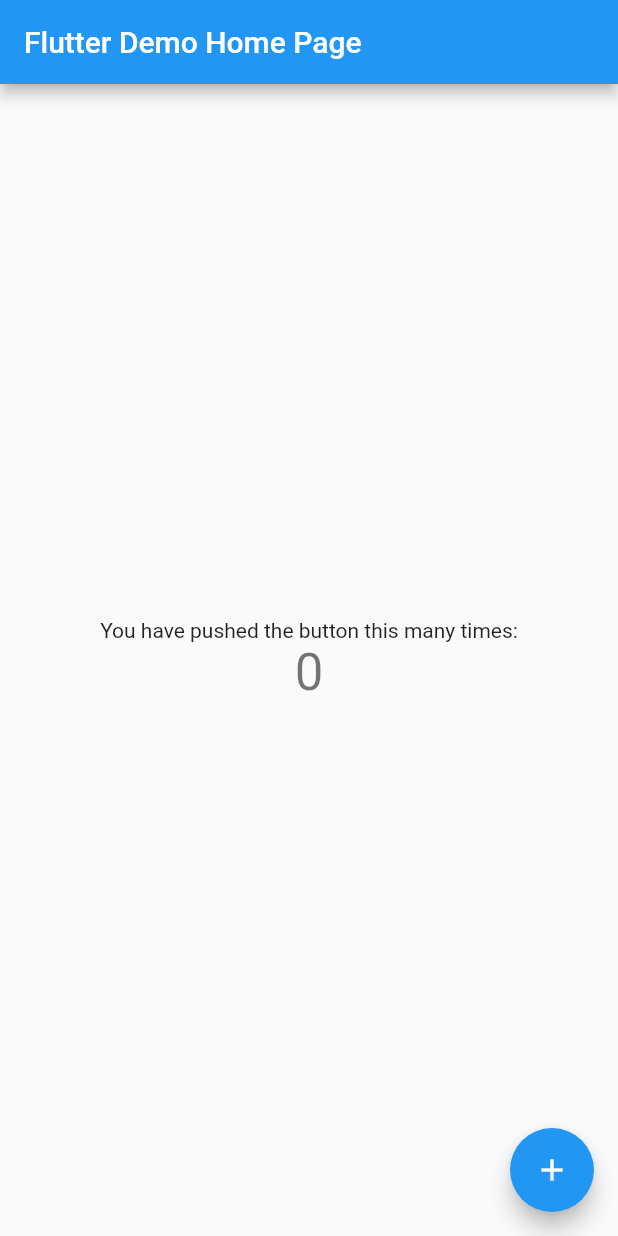
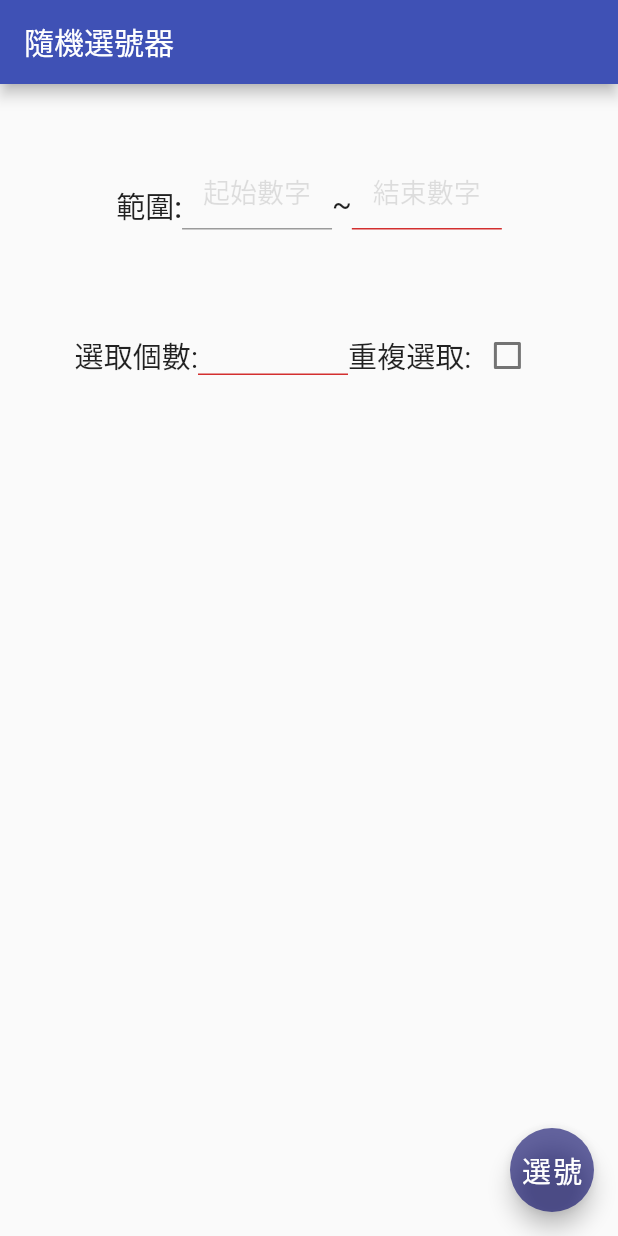
Before and after one commit to a931eric/rand2, a Flutter app: the screen it shows after launch, on a phone screen of 412 x 824 dp. Run offline on Flutter 3.47's test engine with Material 2 defaults, Android fonts, the phone set to English and light mode, and no system bars; missing offline and left inert: firebase_admob; accounts and stored records are empty.

Commit message:
paste code

```diff
--- /dev/null
+++ b/lib/ad_manager.dart
@@ -0,0 +1,28 @@
+
+import 'dart:io';
+
+class AdManager {
+
+  static String get appId {
+    if (Platform.isAndroid) {
+      //return "ca-app-pub-2705845233990833~8915655196";
+      return "ca-app-pub-3940256099942544~4354546703";//test
+    } else if (Platform.isIOS) {
+      return "ca-app-pub-3940256099942544~2594085930";
+    } else {
+      throw new UnsupportedError("Unsupported platform");
+    }
+  }
+
+  static String get bannerAdUnitId {
+    if (Platform.isAndroid) {
+      //return "ca-app-pub-2705845233990833/5347751752";
+      return "ca-app-pub-3940256099942544/6300978111";//test
+    } else if (Platform.isIOS) {
+      return "ca-app-pub-3940256099942544/4339318960";
+    } else {
+      throw new UnsupportedError("Unsupported platform");
+    }
+  }
+
+}
--- a/lib/main.dart
+++ b/lib/main.dart
@@ -1,117 +1,263 @@
+import 'dart:developer';
+import 'dart:math';
+
 import 'package:flutter/material.dart';
+import 'package:flutter/rendering.dart';
+import 'package:flutter/services.dart';
+import 'ad_manager.dart';
+import 'package:firebase_admob/firebase_admob.dart';
 
 void main() {
   runApp(MyApp());
 }
+
 
 class MyApp extends StatelessWidget {
   // This widget is the root of your application.
   @override
   Widget build(BuildContext context) {
     return MaterialApp(
-      title: 'Flutter Demo',
+      title: '隨機選號器',
       theme: ThemeData(
-        // This is the theme of your application.
-        //
-        // Try running your application with "flutter run". You'll see the
-        // application has a blue toolbar. Then, without quitting the app, try
-        // changing the primarySwatch below to Colors.green and then invoke
-        // "hot reload" (press "r" in the console where you ran "flutter run",
-        // or simply save your changes to "hot reload" in a Flutter IDE).
-        // Notice that the counter didn't reset back to zero; the application
-        // is not restarted.
-        primarySwatch: Colors.blue,
-        // This makes the visual density adapt to the platform that you run
-        // the app on. For desktop platforms, the controls will be smaller and
-        // closer together (more dense) than on mobile platforms.
+        primarySwatch: Colors.indigo,
         visualDensity: VisualDensity.adaptivePlatformDensity,
+        textTheme: Theme
+            .of(context)
+            .textTheme
+            .apply(
+          fontSizeFactor: 1.1,
+          fontSizeDelta: 4.0,
         ),
-      home: MyHomePage(title: 'Flutter Demo Home Page'),
+        inputDecorationTheme: InputDecorationTheme(
+          hintStyle: TextStyle(
+            color: Colors.black12,
+          )
+        )
+
+
+      ),
+      home: MyHomePage(title: '隨機選號器'),
     );
   }
 }
 
 class MyHomePage extends StatefulWidget {
   MyHomePage({Key key, this.title}) : super(key: key);
-
-  // This widget is the home page of your application. It is stateful, meaning
-  // that it has a State object (defined below) that contains fields that affect
-  // how it looks.
-
-  // This class is the configuration for the state. It holds the values (in this
-  // case the title) provided by the parent (in this case the App widget) and
-  // used by the build method of the State. Fields in a Widget subclass are
-  // always marked "final".
-
   final String title;
 
   @override
   _MyHomePageState createState() => _MyHomePageState();
 }
 
+
+
 class _MyHomePageState extends State<MyHomePage> {
-  int _counter = 0;
+  Future<void> _initAdMob() {
+    // TODO: Initialize AdMob SDK
+    return FirebaseAdMob.instance.initialize(appId: AdManager.appId);
+  }
+  BannerAd _bannerAd;
+  void _loadBannerAd() {
+    _bannerAd
+      ..load()
+      ..show(anchorType: AnchorType.top);
+  }
+  void initState() {
+    super.initState();
+    _bannerAd = BannerAd(
+      adUnitId: AdManager.bannerAdUnitId,
+      size: AdSize.banner,
+    );
+    _loadBannerAd();
+  }
 
-  void _incrementCounter() {
+
+
+
+
+
+  String resultString='';
+  int from,to,count;
+  bool reselect=false;
+  void run() {
     setState(() {
-      // This call to setState tells the Flutter framework that something has
-      // changed in this State, which causes it to rerun the build method below
-      // so that the display can reflect the updated values. If we changed
-      // _counter without calling setState(), then the build method would not be
-      // called again, and so nothing would appear to happen.
-      _counter++;
+      resultString='';
+      if(count==0)return;
+      if(validateTo()!=null)return;
+      if(validateCnt()!=null)return;
+      var a=from;
+      var b=to;
+      if(reselect){
+        resultString='[';
+        for(int i=0;i<count-1;i++){
+          resultString+=(Random().nextInt(b-a+1)+a).toString()+', ';
+        }
+        resultString+=(Random().nextInt(b-a+1)+a).toString();
+        resultString+=']';
+      }else{
+        List<int> arr=new List(b-a+1);
+        for(int i=a;i<=b;i++)arr[i-a]=i;
+        arr.shuffle();
+
+        resultString= arr.sublist(0,count).toString();
+      }
+
+
     });
+  }
+
+
+  String validateTo(){
+    try {
+      if (from>to)return '必須>=$from';
+    }catch(e){
+      return '';
+    }
+    return null;
+  }
+  String validateCnt(){
+    if(reselect)return null;
+    try {
+      if (count>to-from+1)return '個數過多';
+    }catch(e){
+      return '';
+    }
+    return null;
   }
 
   @override
   Widget build(BuildContext context) {
-    // This method is rerun every time setState is called, for instance as done
-    // by the _incrementCounter method above.
-    //
-    // The Flutter framework has been optimized to make rerunning build methods
-    // fast, so that you can just rebuild anything that needs updating rather
-    // than having to individually change instances of widgets.
+    _initAdMob();
     return Scaffold(
       appBar: AppBar(
-        // Here we take the value from the MyHomePage object that was created by
-        // the App.build method, and use it to set our appbar title.
         title: Text(widget.title),
       ),
-      body: Center(
-        // Center is a layout widget. It takes a single child and positions it
-        // in the middle of the parent.
-        child: Column(
-          // Column is also a layout widget. It takes a list of children and
-          // arranges them vertically. By default, it sizes itself to fit its
-          // children horizontally, and tries to be as tall as its parent.
-          //
-          // Invoke "debug painting" (press "p" in the console, choose the
-          // "Toggle Debug Paint" action from the Flutter Inspector in Android
-          // Studio, or the "Toggle Debug Paint" command in Visual Studio Code)
-          // to see the wireframe for each widget.
-          //
-          // Column has various properties to control how it sizes itself and
-          // how it positions its children. Here we use mainAxisAlignment to
-          // center the children vertically; the main axis here is the vertical
-          // axis because Columns are vertical (the cross axis would be
-          // horizontal).
+
+      body: Padding(padding: const EdgeInsets.all(16), child: Column(
+        mainAxisAlignment: MainAxisAlignment.start,
+        children: <Widget>[
+          SizedBox(height: 30),
+          Row(
               mainAxisAlignment: MainAxisAlignment.center,
               children: <Widget>[
-            Text(
-              'You have pushed the button this many times:',
+                Text('範圍:', style: Theme
+                    .of(context)
+                    .textTheme
+                    .bodyText1),
+                SizedBox(width: 100, height: 70, child:
+                TextField(
+                  style: TextStyle(fontSize: 18),
+                  textAlign: TextAlign.center,
+                  decoration: InputDecoration(
+                    hintText: "起始數字",
+
+
                   ),
-            Text(
-              '$_counter',
-              style: Theme.of(context).textTheme.headline4,
+                  keyboardType: TextInputType.number,
+                  inputFormatters: <TextInputFormatter>[
+                    FilteringTextInputFormatter.digitsOnly,
+                    LengthLimitingTextInputFormatter(4),
+                  ],
+                  onChanged: (String a) {
+                    setState(() {
+                      from = int.parse(a);
+                    });
+                  },
                 ),
+                ),
+                Text('~'),
+                SizedBox(width: 100, height: 70, child:
+                TextField(
+                  style: TextStyle(fontSize: 18),
+                  textAlign: TextAlign.center,
+                  decoration: InputDecoration(
+                    hintText: "結束數字",
+                    errorText: validateTo(),
+                    errorStyle: TextStyle(
+                        fontSize: 15,
+                        height: 0.7
+                    ),
+                  ),
+                  keyboardType: TextInputType.number,
+                  inputFormatters: <TextInputFormatter>[
+                    FilteringTextInputFormatter.digitsOnly,
+                    LengthLimitingTextInputFormatter(4),
+                  ],
+                  onChanged: (String a) {
+                    setState(() {
+                      to = int.parse(a);
+                    });
+                  },
+
+                ),
+                ),
+              ]
+          ),
+          SizedBox(height: 30),
+          Row(
+              mainAxisAlignment: MainAxisAlignment.center,
+
+              children: <Widget>[
+                Text('選取個數:'),
+                SizedBox(width: 100,height: 70, child:
+                TextField(
+                  style: TextStyle(fontSize: 18),
+                  textAlign: TextAlign.center,
+                  decoration: InputDecoration(
+                    hintText: "",
+                    errorText: validateCnt(),
+                    errorStyle: TextStyle(
+                        fontSize: 15,
+                        height: .7,
+                    ),
+                  ),
+                  keyboardType: TextInputType.number,
+                  inputFormatters: <TextInputFormatter>[
+                    FilteringTextInputFormatter.digitsOnly,
+                    LengthLimitingTextInputFormatter(4),
+                  ],
+                  onChanged: (String a) {
+                    setState(() {
+                      count = int.parse(a);
+                    });
+                  },
+                ),
+                ),
+                Text('重複選取:'),
+                Checkbox(value: reselect, onChanged: (value) {
+                  setState(() {
+                    reselect = value;
+                  });
+                })
+              ]
+          ),
+          SizedBox(height: 60),
+          Expanded(
+              child: SingleChildScrollView(
+                physics: BouncingScrollPhysics(),
+                scrollDirection: Axis.vertical,
+
+
+                child: Text(resultString, style: Theme
+                    .of(context)
+                    .textTheme
+                    .headline3,),
+              )
+          ),
+
+
         ],
       ),
       ),
       floatingActionButton: FloatingActionButton(
-        onPressed: _incrementCounter,
-        tooltip: 'Increment',
-        child: Icon(Icons.add),
-      ), // This trailing comma makes auto-formatting nicer for build methods.
+
+        backgroundColor: Color.fromARGB(150, 0, 0, 100),
+          focusColor: Color.fromARGB(255, 0, 0, 100),
+          splashColor: Color.fromARGB(255, 0, 0, 100),
+          onPressed: run,
+          child: Text('選號')
+      )
+
     );
   }
 }
```
Lines whose indentation alone changed are shown as unchanged.
